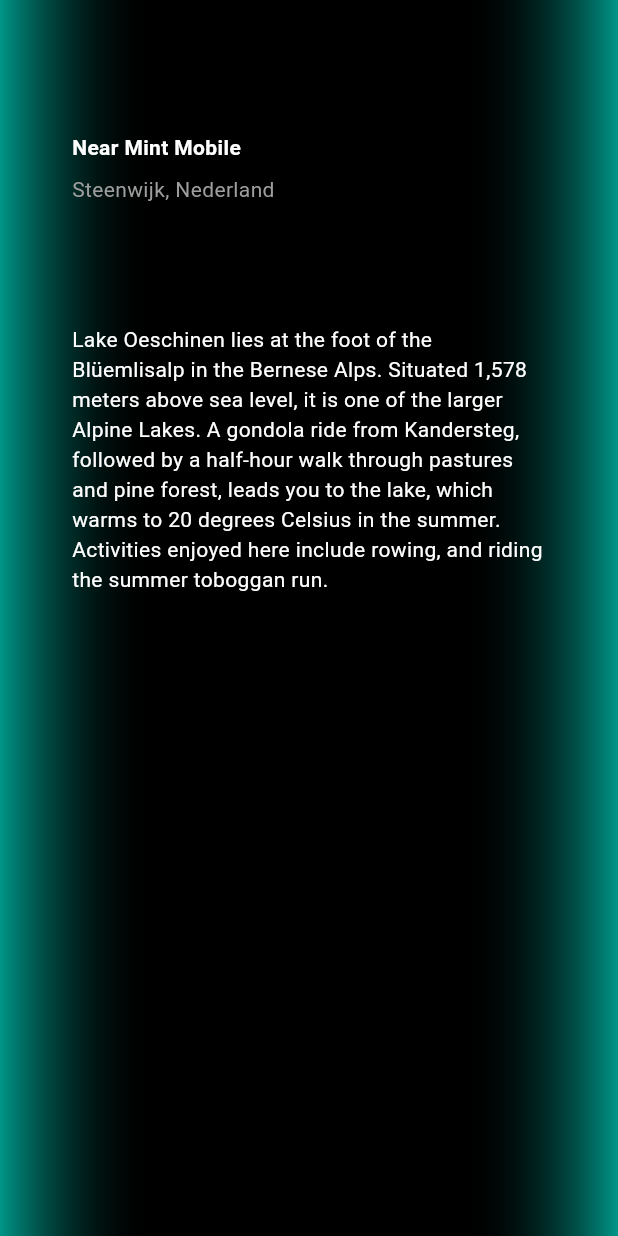
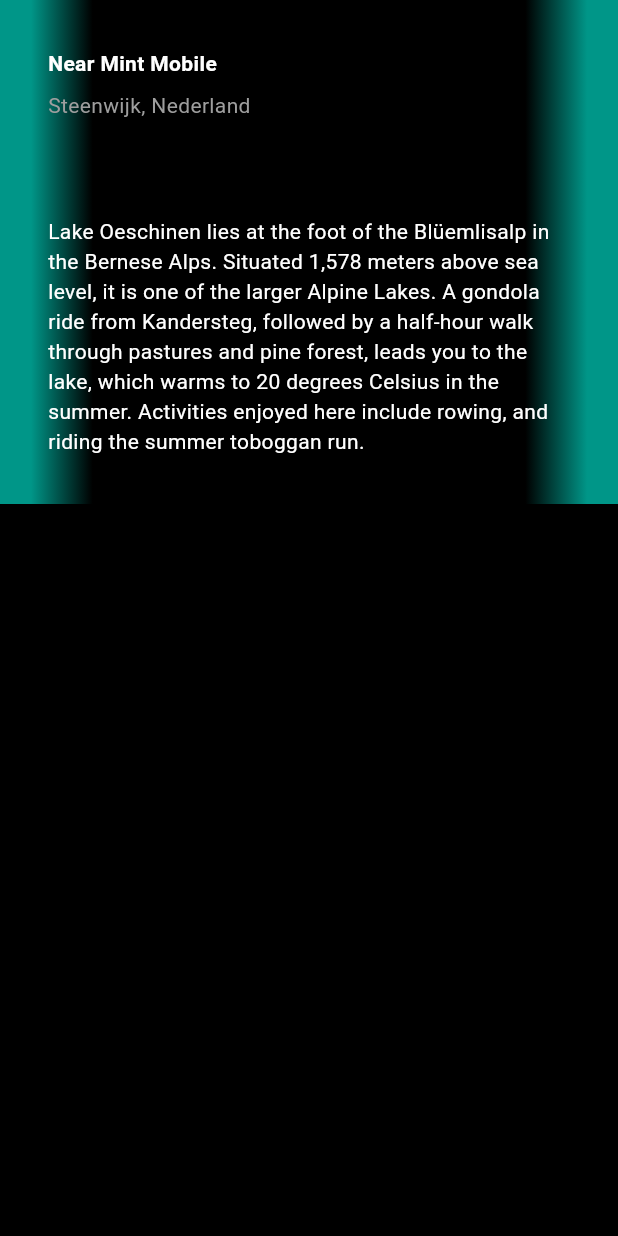
Before and after one commit to CarlijnGJ/NearMintApp, a Flutter app: the screen it shows after launch, on a phone screen of 412 x 824 dp. Run offline on Flutter 3.47's test engine with Material 3 defaults, Android fonts, the phone set to English and light mode, and no system bars.

```diff
--- a/app/lib/main.dart
+++ b/app/lib/main.dart
@@ -29,44 +29,35 @@ class MainApp extends StatelessWidget {
         ),
       ),
       home: Scaffold(
-        body: Stack(
-          children: [
-            Positioned.fill(
-              child: Container(
+        body: Container(
           decoration: const BoxDecoration(
             gradient: LinearGradient(
               begin: Alignment.centerLeft,
-                    end: Alignment.center,
-                    colors: [Colors.teal, Colors.transparent],
-                    stops: [0.0, 0.5],
+              end: Alignment.centerRight,
+              stops: [
+                0.05,
+                0.15,
+                0.5,
+                0.85,
+                0.95,
+              ],
+              colors: [
+                Colors.teal,
+                Colors.black,
+                Colors.black,
+                Colors.black,
+                Colors.teal
+              ],
             ),
           ),
+          child: const SingleChildScrollView(
+            child: Column(
+              children: [
+                TitleSection(
+                    name: 'Near Mint Mobile',
+                    location: 'Steenwijk, Nederland'
                   ),
-            ),
-            Positioned.fill(
-              child: Container(
-                decoration: const BoxDecoration(
-                  gradient: LinearGradient(
-                    begin: Alignment.center,
-                    end: Alignment.centerRight,
-                    colors: [Colors.transparent, Colors.teal],
-                    stops: [0.5, 1.0],
-                  ),
-                ),
-              ),
-            ),
-            Padding(
-              padding: const EdgeInsets.symmetric(horizontal: 16.0),
-              child: Column(
-                crossAxisAlignment: CrossAxisAlignment.start,
-                children: [
-                  SizedBox(height: MediaQuery.of(context).padding.top + kToolbarHeight), // Adjust based on app bar height
-                  const TitleSection(
-                    name: 'Near Mint Mobile',
-                    location: 'Steenwijk, Nederland',
-                  ),
-                  const SizedBox(height: 16.0),
-                  const TextSection(
+                TextSection(
                   description:
                   'Lake Oeschinen lies at the foot of the Blüemlisalp in the '
                   'Bernese Alps. Situated 1,578 meters above sea level, it '
@@ -79,9 +70,8 @@ class MainApp extends StatelessWidget {
               ],
             ),
           ),
-          ],
-        )
-      )
+        ),
+      ),
     );
   }
 }
```
Lines whose indentation alone changed are shown as unchanged.
